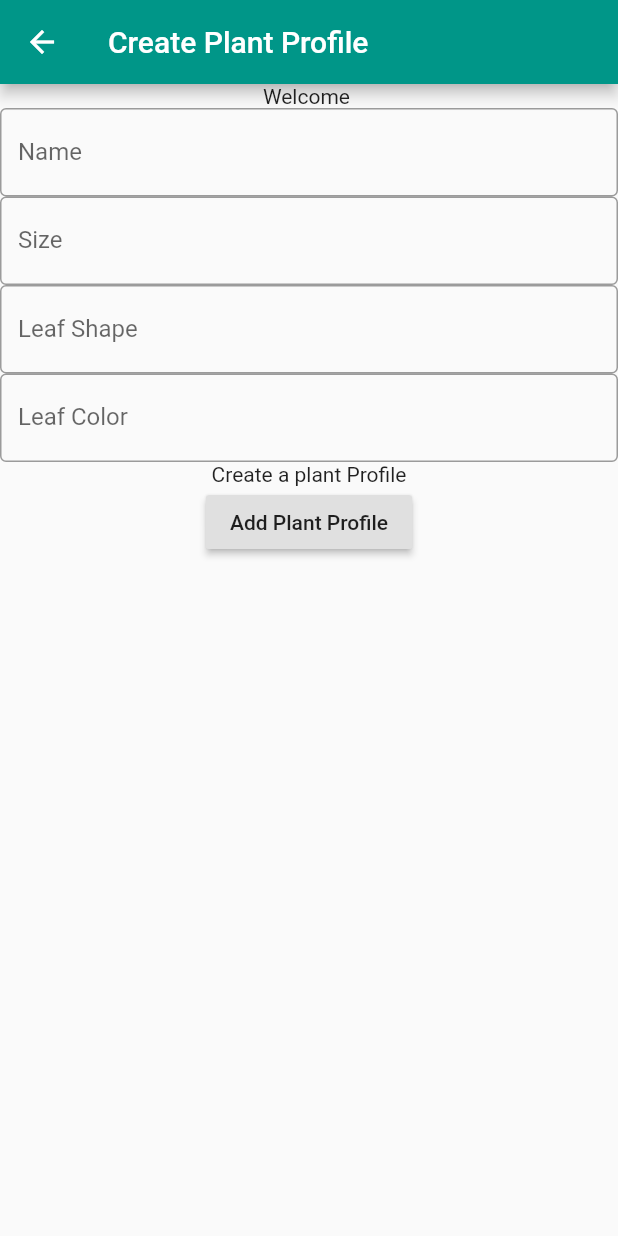
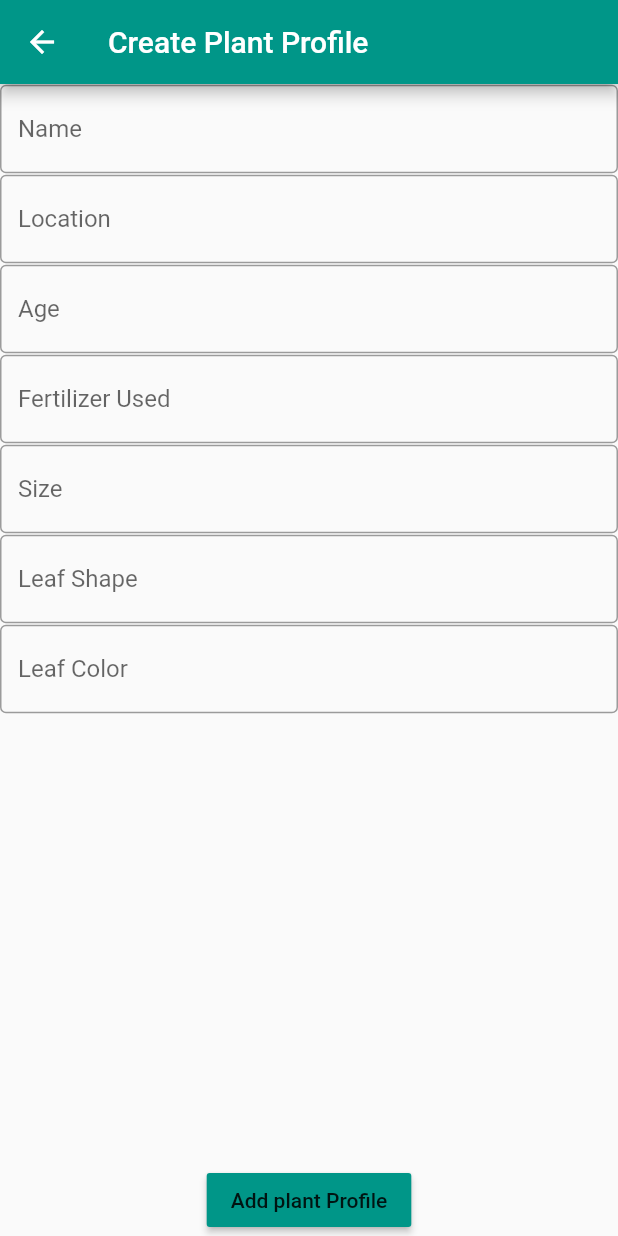
Before and after one commit to brdayauon/florafy, a Flutter app: the PlantProfilePage screen opened directly, on a phone screen of 412 x 824 dp. Run offline on Flutter 3.47's test engine with Material 2 defaults, Android fonts, the phone set to English and light mode, and no system bars; our stand-ins replace firebase_auth, firebase_database; accounts and stored records are empty.

Commit message:
Changed the code to contain listView

```diff
--- a/lib/plant_profile.dart
+++ b/lib/plant_profile.dart
@@ -12,19 +12,18 @@ class PlantProfilePage extends StatefulWidget {
 }
 
 class _PlantProfilePageState extends State<PlantProfilePage> {
-
   final FirebaseAuth _auth = FirebaseAuth.instance;
   final DatabaseReference ref = FirebaseDatabase.instance.reference();
 
   var currentUser = "";
   var seedlingController = TextEditingController();
-  var nameEditController = TextEditingController();
-  var sizeEditController = TextEditingController();
-  var shapeEditController = TextEditingController();
-  var currLocationEditController = TextEditingController();
-  var ageEditController = TextEditingController();
-  var fertilizerUsedEditController = TextEditingController();
-  var colorLeafEditController = TextEditingController();
+  static var nameEditController = TextEditingController();
+  static var sizeEditController = TextEditingController();
+  static var shapeEditController = TextEditingController();
+  static var currLocationEditController = TextEditingController();
+  static var ageEditController = TextEditingController();
+  static var fertilizerUsedEditController = TextEditingController();
+  static var colorLeafEditController = TextEditingController();
 
   _PlantProfilePageState() {
     _auth.currentUser().then((user) {
@@ -36,46 +35,54 @@ class _PlantProfilePageState extends State<PlantProfilePage> {
     });
   }
 
+  final List<String> entries = <String>[
+    'Name',
+    'Location',
+    'Age',
+    'Fertilizer Used',
+    'Size',
+    'Leaf Shape',
+    'Leaf Color',
+  ];
+  final List<TextEditingController> controllers = <TextEditingController>[
+    nameEditController,
+    currLocationEditController,
+    ageEditController,
+    fertilizerUsedEditController,
+    sizeEditController,
+    shapeEditController,
+    colorLeafEditController,
+  ];
+
   @override
   Widget build(BuildContext context) {
     return Scaffold(
       appBar: AppBar(title: Text('Create Plant Profile')),
-      body: Center(
-        child: Column(
+      body: Column(
         children: <Widget>[
-            Text(
-              'Welcome ${currentUser}',
-            ),
-            TextField(
-              controller: nameEditController,
+         Expanded(
+           child: ListView.builder(
+              itemCount: entries.length,
+              itemBuilder: (BuildContext context, int index) {
+                return Container(
+                  height: 60,
+                  child: Center(
+                    child: TextField(
+                      controller: controllers[index],
                       obscureText: false,
                       decoration: InputDecoration(
-                  border: OutlineInputBorder(), labelText: 'Name'),
+                          border: OutlineInputBorder(),
+                          labelText: ('${entries[index]}')),
                     ),
-            TextField(
-              controller: sizeEditController,
-              obscureText: false,
-              decoration: InputDecoration(
-                  border: OutlineInputBorder(), labelText: 'Size'),
                   ),
-            TextField(
-              controller: shapeEditController,
-              obscureText: false,
-              decoration: InputDecoration(
-                  border: OutlineInputBorder(), labelText: 'Leaf Shape'),
+                );
+              }),
          ),
-            TextField(
-              controller: colorLeafEditController,
-              obscureText: false,
-              decoration: InputDecoration(
-                  border: OutlineInputBorder(), labelText: 'Leaf Color'),
-            ),
-            Text("Create a plant Profile"),
+
           RaisedButton(
-              child: Text('Add Plant Profile'),
-              onPressed: () {
-
-                //write the data: key, value
+          child: Text('Add plant Profile'),
+          color: Colors.teal,
+          onPressed: (){
             /*
                 ref.child("students/003").set(
                   {
@@ -84,12 +91,13 @@ class _PlantProfilePageState extends State<PlantProfilePage> {
                   }
                 )
                  */
+          }
+        )
 
-              },
-            )
-          ],
+        ]
+
       ),
-      ),
+
      );
   }
 }
```
Lines whose indentation alone changed are shown as unchanged.
